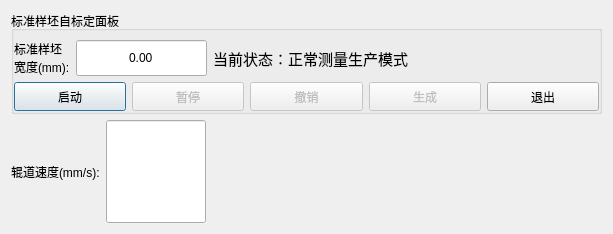
Before: the Qt Designer form HeadBend/form/dlgcalibration.ui in sylarwcy/cekuan, drawn with Qt 5.
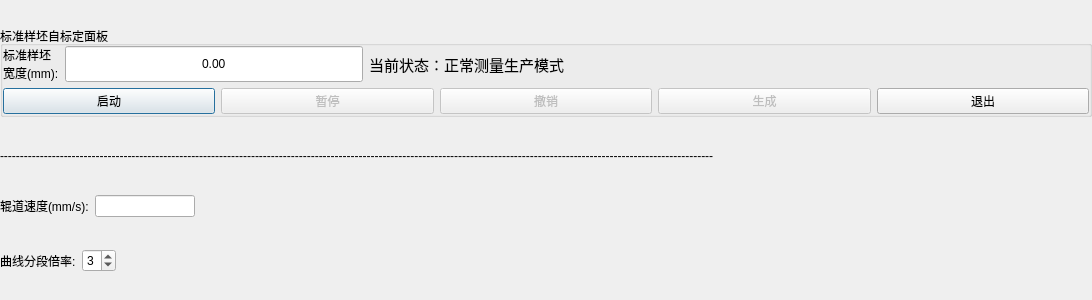
After: the same form once the commit is applied.

Diff of the .ui file:
```diff
--- a/HeadBend/form/dlgcalibration.ui
+++ b/HeadBend/form/dlgcalibration.ui
@@ -6,16 +6,40 @@
    <rect>
     <x>0</x>
     <y>0</y>
-    <width>613</width>
-    <height>234</height>
+    <width>1092</width>
+    <height>300</height>
    </rect>
   </property>
+  <property name="sizePolicy">
+   <sizepolicy hsizetype="Fixed" vsizetype="Fixed">
+    <horstretch>0</horstretch>
+    <verstretch>0</verstretch>
+   </sizepolicy>
+  </property>
   <property name="windowTitle">
    <string>DlgCalibration</string>
   </property>
   <layout class="QVBoxLayout" name="verticalLayout">
+   <property name="leftMargin">
+    <number>0</number>
+   </property>
+   <property name="topMargin">
+    <number>0</number>
+   </property>
+   <property name="rightMargin">
+    <number>0</number>
+   </property>
+   <property name="bottomMargin">
+    <number>0</number>
+   </property>
    <item>
     <widget class="QGroupBox" name="groupBox_calib">
+     <property name="sizePolicy">
+      <sizepolicy hsizetype="Preferred" vsizetype="Fixed">
+       <horstretch>0</horstretch>
+       <verstretch>0</verstretch>
+      </sizepolicy>
+     </property>
      <property name="title">
       <string>标准样坯自标定面板</string>
      </property>
@@ -23,6 +47,9 @@
       <property name="leftMargin">
        <number>0</number>
       </property>
+      <property name="topMargin">
+       <number>0</number>
+      </property>
       <property name="rightMargin">
        <number>0</number>
       </property>
@@ -161,7 +188,39 @@
     </widget>
    </item>
    <item>
+    <widget class="QLabel" name="label_4">
+     <property name="sizePolicy">
+      <sizepolicy hsizetype="Preferred" vsizetype="Fixed">
+       <horstretch>0</horstretch>
+       <verstretch>0</verstretch>
+      </sizepolicy>
+     </property>
+     <property name="text">
+      <string>-----------------------------------------------------------------------------------------------------------------------------------------------------------------------------------</string>
+     </property>
+    </widget>
+   </item>
+   <item>
+    <widget class="QFrame" name="gundaospeed">
+     <property name="sizePolicy">
+      <sizepolicy hsizetype="Preferred" vsizetype="Fixed">
+       <horstretch>0</horstretch>
+       <verstretch>0</verstretch>
+      </sizepolicy>
+     </property>
     <layout class="QHBoxLayout" name="horizontalLayout">
+      <property name="leftMargin">
+       <number>0</number>
+      </property>
+      <property name="topMargin">
+       <number>0</number>
+      </property>
+      <property name="rightMargin">
+       <number>0</number>
+      </property>
+      <property name="bottomMargin">
+       <number>0</number>
+      </property>
      <item>
       <widget class="QLabel" name="label">
        <property name="sizePolicy">
@@ -178,7 +237,7 @@
      <item>
       <widget class="QLineEdit" name="lineEdit">
        <property name="sizePolicy">
-        <sizepolicy hsizetype="Fixed" vsizetype="Preferred">
+         <sizepolicy hsizetype="Fixed" vsizetype="Fixed">
          <horstretch>0</horstretch>
          <verstretch>0</verstretch>
         </sizepolicy>
@@ -205,6 +264,76 @@
       </spacer>
      </item>
     </layout>
+    </widget>
+   </item>
+   <item>
+    <widget class="QFrame" name="curvebeilv">
+     <property name="sizePolicy">
+      <sizepolicy hsizetype="Preferred" vsizetype="Fixed">
+       <horstretch>0</horstretch>
+       <verstretch>0</verstretch>
+      </sizepolicy>
+     </property>
+     <layout class="QHBoxLayout" name="horizontalLayout_2">
+      <property name="leftMargin">
+       <number>0</number>
+      </property>
+      <property name="topMargin">
+       <number>0</number>
+      </property>
+      <property name="rightMargin">
+       <number>0</number>
+      </property>
+      <property name="bottomMargin">
+       <number>0</number>
+      </property>
+      <item>
+       <widget class="QLabel" name="label_3">
+        <property name="sizePolicy">
+         <sizepolicy hsizetype="Fixed" vsizetype="Preferred">
+          <horstretch>0</horstretch>
+          <verstretch>0</verstretch>
+         </sizepolicy>
+        </property>
+        <property name="text">
+         <string>曲线分段倍率:</string>
+        </property>
+       </widget>
+      </item>
+      <item>
+       <widget class="QSpinBox" name="spinSegment">
+        <property name="sizePolicy">
+         <sizepolicy hsizetype="Fixed" vsizetype="Fixed">
+          <horstretch>0</horstretch>
+          <verstretch>0</verstretch>
+         </sizepolicy>
+        </property>
+        <property name="minimum">
+         <number>1</number>
+        </property>
+        <property name="maximum">
+         <number>5</number>
+        </property>
+        <property name="value">
+         <number>3</number>
+        </property>
+       </widget>
+      </item>
+      <item>
+       <spacer name="horizontalSpacer_2">
+        <property name="orientation">
+         <enum>Qt::Horizontal</enum>
+        </property>
+        <property name="sizeHint" stdset="0">
+         <size>
+          <width>40</width>
+          <height>20</height>
+         </size>
+        </property>
+       </spacer>
+      </item>
+     </layout>
+    </widget>
    </item>
   </layout>
  </widget>
```
Lines whose indentation alone changed are shown as unchanged.
